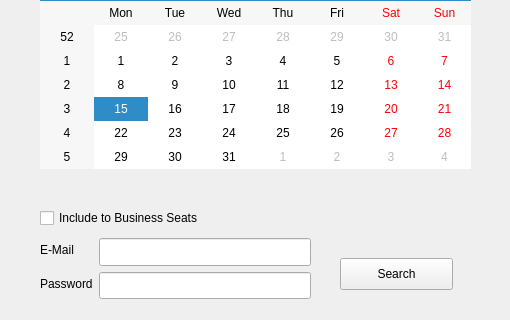
First picture: the form in tcdd_bot.ui, repository aftekardic/tcdd-bot, before the edit; both pictures show x 0 to 510 and y 492 to 812 of the 510 by 812 pixel window.
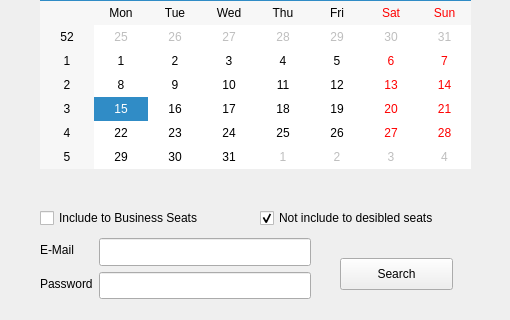
Second picture: the form after the edit.

Commit message: add disabled passengers check button

```diff
--- a/tcdd_bot.ui
+++ b/tcdd_bot.ui
@@ -305,6 +305,22 @@
      </item>
     </layout>
    </widget>
+   <widget class="QCheckBox" name="include_disabled">
+    <property name="geometry">
+     <rect>
+      <x>260</x>
+      <y>700</y>
+      <width>201</width>
+      <height>20</height>
+     </rect>
+    </property>
+    <property name="text">
+     <string>Not include to desibled seats</string>
+    </property>
+    <property name="checked">
+     <bool>true</bool>
+    </property>
+   </widget>
   </widget>
  </widget>
  <resources/>
```
The commit also changes 4 other files.
